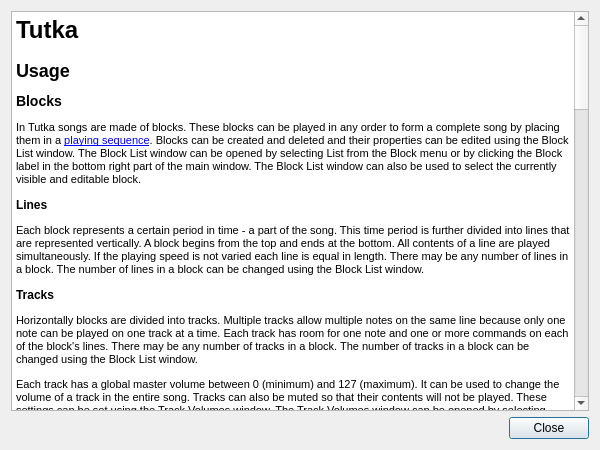
Qt form src/helpdialog.ui (gitGNU/gnu_tutka) before a commit.
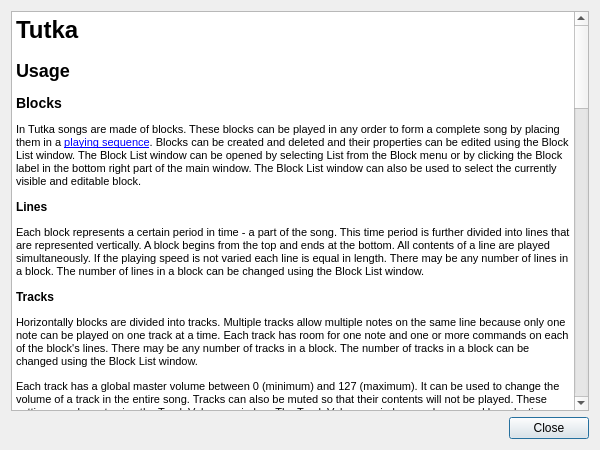
The same form after that commit.

Commit message: Changes: Improvements to the help dialog content

Diff of the .ui file:
```diff
--- a/src/helpdialog.ui
+++ b/src/helpdialog.ui
@@ -23,16 +23,16 @@
 &lt;/style&gt;&lt;/head&gt;&lt;body style=&quot; font-family:'Tahoma'; font-size:8pt; font-weight:400; font-style:normal;&quot;&gt;
 &lt;p style=&quot; margin-top:18px; margin-bottom:12px; margin-left:0px; margin-right:0px; -qt-block-indent:0; text-indent:0px;&quot;&gt;&lt;span style=&quot; font-size:xx-large; font-weight:600;&quot;&gt;Tutka&lt;/span&gt; &lt;/p&gt;
 &lt;p style=&quot; margin-top:16px; margin-bottom:12px; margin-left:0px; margin-right:0px; -qt-block-indent:0; text-indent:0px;&quot;&gt;&lt;span style=&quot; font-size:x-large; font-weight:600;&quot;&gt;Usage&lt;/span&gt; &lt;/p&gt;
-&lt;p style=&quot; margin-top:0px; margin-bottom:0px; margin-left:0px; margin-right:0px; -qt-block-indent:0; text-indent:0px;&quot;&gt;&lt;a name=&quot;blocks&quot;&gt;&lt;/a&gt;&lt;span style=&quot; font-size:large; font-weight:600;&quot;&gt;B&lt;/span&gt;&lt;span style=&quot; font-size:large; font-weight:600;&quot;&gt;locks&lt;/span&gt; &lt;/p&gt;
+&lt;p style=&quot; margin-top:14px; margin-bottom:12px; margin-left:0px; margin-right:0px; -qt-block-indent:0; text-indent:0px;&quot;&gt;&lt;a name=&quot;blocks&quot;&gt;&lt;/a&gt;&lt;span style=&quot; font-size:large; font-weight:600;&quot;&gt;B&lt;/span&gt;&lt;span style=&quot; font-size:large; font-weight:600;&quot;&gt;locks&lt;/span&gt; &lt;/p&gt;
 &lt;p style=&quot; margin-top:12px; margin-bottom:12px; margin-left:0px; margin-right:0px; -qt-block-indent:0; text-indent:0px;&quot;&gt;In Tutka songs are made of blocks. These blocks can be played in any order to form a complete song by placing them in a &lt;a href=&quot;#playingsequence&quot;&gt;&lt;span style=&quot; text-decoration: underline; color:#0000ff;&quot;&gt;playing sequence&lt;/span&gt;&lt;/a&gt;. Blocks can be created and deleted and their properties can be edited using the Block List window. The Block List window can be opened by selecting List from the Block menu or by clicking the Block label in the bottom right part of the main window. The Block List window can also be used to select the currently visible and editable block. &lt;/p&gt;
 &lt;p style=&quot; margin-top:12px; margin-bottom:12px; margin-left:0px; margin-right:0px; -qt-block-indent:0; text-indent:0px;&quot;&gt;&lt;span style=&quot; font-size:medium; font-weight:600;&quot;&gt;Lines&lt;/span&gt; &lt;/p&gt;
 &lt;p style=&quot; margin-top:12px; margin-bottom:12px; margin-left:0px; margin-right:0px; -qt-block-indent:0; text-indent:0px;&quot;&gt;Each block represents a certain period in time - a part of the song. This time period is further divided into lines that are represented vertically. A block begins from the top and ends at the bottom. All contents of a line are played simultaneously. If the playing speed is not varied each line is equal in length. There may be any number of lines in a block. The number of lines in a block can be changed using the Block List window. &lt;/p&gt;
 &lt;p style=&quot; margin-top:12px; margin-bottom:12px; margin-left:0px; margin-right:0px; -qt-block-indent:0; text-indent:0px;&quot;&gt;&lt;span style=&quot; font-size:medium; font-weight:600;&quot;&gt;Tracks&lt;/span&gt; &lt;/p&gt;
 &lt;p style=&quot; margin-top:12px; margin-bottom:12px; margin-left:0px; margin-right:0px; -qt-block-indent:0; text-indent:0px;&quot;&gt;Horizontally blocks are divided into tracks. Multiple tracks allow multiple notes on the same line because only one note can be played on one track at a time. Each track has room for one note and one or more commands on each of the block's lines. There may be any number of tracks in a block. The number of tracks in a block can be changed using the Block List window. &lt;/p&gt;
 &lt;p style=&quot; margin-top:12px; margin-bottom:12px; margin-left:0px; margin-right:0px; -qt-block-indent:0; text-indent:0px;&quot;&gt;Each track has a global master volume between 0 (minimum) and 127 (maximum). It can be used to change the volume of a track in the entire song. Tracks can also be muted so that their contents will not be played. These settings can be set using the Track Volumes window. The Track Volumes window can be opened by selecting Track Volumes from the Song menu. &lt;/p&gt;
-&lt;p style=&quot; margin-top:0px; margin-bottom:0px; margin-left:0px; margin-right:0px; -qt-block-indent:0; text-indent:0px;&quot;&gt;&lt;a name=&quot;instruments&quot;&gt;&lt;/a&gt;&lt;span style=&quot; font-size:large; font-weight:600;&quot;&gt;I&lt;/span&gt;&lt;span style=&quot; font-size:large; font-weight:600;&quot;&gt;nstruments&lt;/span&gt; &lt;/p&gt;
-&lt;p style=&quot; margin-top:12px; margin-bottom:12px; margin-left:0px; margin-right:0px; -qt-block-indent:0; text-indent:0px;&quot;&gt;Each note is played using an instrument. Each instrument can have properties such as name, MIDI interface, MIDI channel, default volume, hold time and so on. Instruments are numbered from from 1 to 9 and from A to Z. The currently active instrument is shown in the top right part of the main window. It is used when playing or adding notes into blocks using the keyboard. The active instrument can be selected using the numeric keypad keys so that the Num Lock key activates instrument 1, the divide key activates instrument 2 and so on. The active instrument can be edited using the Instrument Properties window which can be opened using the Properties button in the top right part of the main window. &lt;/p&gt;
-&lt;p style=&quot; margin-top:0px; margin-bottom:0px; margin-left:0px; margin-right:0px; -qt-block-indent:0; text-indent:0px;&quot;&gt;&lt;a name=&quot;editing&quot;&gt;&lt;/a&gt;&lt;span style=&quot; font-size:large; font-weight:600;&quot;&gt;E&lt;/span&gt;&lt;span style=&quot; font-size:large; font-weight:600;&quot;&gt;diting&lt;/span&gt; &lt;/p&gt;
+&lt;p style=&quot; margin-top:14px; margin-bottom:12px; margin-left:0px; margin-right:0px; -qt-block-indent:0; text-indent:0px;&quot;&gt;&lt;a name=&quot;instruments&quot;&gt;&lt;/a&gt;&lt;span style=&quot; font-size:large; font-weight:600;&quot;&gt;I&lt;/span&gt;&lt;span style=&quot; font-size:large; font-weight:600;&quot;&gt;nstruments&lt;/span&gt; &lt;/p&gt;
+&lt;p style=&quot; margin-top:12px; margin-bottom:12px; margin-left:0px; margin-right:0px; -qt-block-indent:0; text-indent:0px;&quot;&gt;Each note is played using an instrument. Each instrument can have properties such as name, MIDI interface, MIDI channel, default volume, hold time and so on. Instruments are numbered from from 1 to 9 and from A to Z. The currently active instrument is shown in the top right part of the main window. It is used when playing or adding notes into blocks using the keyboard. The active instrument can be selected using the numeric keypad keys so that the Num Lock key activates instrument 1, the divide key activates instrument 2 and so on. The previous or the next instrument can be activated also by pressing the Control key and the left or right cursor keys, respectively, at the same time. The active instrument can be edited using the Instrument Properties window which can be opened using the Properties button in the top right part of the main window. &lt;/p&gt;
+&lt;p style=&quot; margin-top:14px; margin-bottom:12px; margin-left:0px; margin-right:0px; -qt-block-indent:0; text-indent:0px;&quot;&gt;&lt;a name=&quot;editing&quot;&gt;&lt;/a&gt;&lt;span style=&quot; font-size:large; font-weight:600;&quot;&gt;E&lt;/span&gt;&lt;span style=&quot; font-size:large; font-weight:600;&quot;&gt;diting&lt;/span&gt; &lt;/p&gt;
 &lt;p style=&quot; margin-top:12px; margin-bottom:12px; margin-left:0px; margin-right:0px; -qt-block-indent:0; text-indent:0px;&quot;&gt;Notes can be played and entered using the keyboard. The keyboard is divided into two octaves. The keys ZSXDCVGBHNJM represent the notes of the lower one of the two octaves and the keys Q2W3ER5T6Y7U represent the upper one. The octaves in question can be selected using the function keys or by using the Keyboard Octaves selector in the main window. The notes will be played using the currently active instrument. &lt;/p&gt;
 &lt;p style=&quot; margin-top:12px; margin-bottom:12px; margin-left:0px; margin-right:0px; -qt-block-indent:0; text-indent:0px;&quot;&gt;&lt;span style=&quot; font-size:medium; font-weight:600;&quot;&gt;Cursor&lt;/span&gt; &lt;/p&gt;
 &lt;p style=&quot; margin-top:12px; margin-bottom:12px; margin-left:0px; margin-right:0px; -qt-block-indent:0; text-indent:0px;&quot;&gt;The current block is shown in the main part of the main window. The cursor marks the spot being edited. The cursor keys can be used to move the cursor around in a block. The line on which the cursor is highlighted. On each track there are six possible cursor positions: the note position, the instrument position, two command positions and two command value positions. &lt;/p&gt;
@@ -40,11 +40,11 @@
 &lt;p style=&quot; margin-top:12px; margin-bottom:12px; margin-left:0px; margin-right:0px; -qt-block-indent:0; text-indent:0px;&quot;&gt;When the cursor is in a note position the keyboard can be used to play notes using the current instrument. If the Edit checkbox is marked the note played is also placed in the current cursor position and the cursor is moved downwards the number of lines selected using the Space selector in the main window. The Edit checkbox can be checked and unchecked using the Space key. &lt;/p&gt;
 &lt;p style=&quot; margin-top:12px; margin-bottom:12px; margin-left:0px; margin-right:0px; -qt-block-indent:0; text-indent:0px;&quot;&gt;When the cursor is in an instrument position the keyboard keys 0-9 and A-Z can be used to select the instrument using which the note in the note position will be played. &lt;/p&gt;
 &lt;p style=&quot; margin-top:12px; margin-bottom:12px; margin-left:0px; margin-right:0px; -qt-block-indent:0; text-indent:0px;&quot;&gt;When the cursor is in an command or command value position the keyboard keys 0-9 and A-F can be used to enter the command to be used in the particular line and track of the block. &lt;/p&gt;
-&lt;p style=&quot; margin-top:0px; margin-bottom:0px; margin-left:0px; margin-right:0px; -qt-block-indent:0; text-indent:0px;&quot;&gt;&lt;a name=&quot;commands&quot;&gt;&lt;/a&gt;&lt;span style=&quot; font-size:large; font-weight:600;&quot;&gt;C&lt;/span&gt;&lt;span style=&quot; font-size:large; font-weight:600;&quot;&gt;ommands&lt;/span&gt; &lt;/p&gt;
-&lt;p style=&quot; margin-top:12px; margin-bottom:12px; margin-left:0px; margin-right:0px; -qt-block-indent:0; text-indent:0px;&quot;&gt;Commands can also be applied to notes. In Tutka commands include things like volume, aftertouch, pitch bending, note delays, setting tempo and so on. MIDI controllers can also be used. Commands are placed on tracks on the right side of the notes. &lt;/p&gt;
+&lt;p style=&quot; margin-top:14px; margin-bottom:12px; margin-left:0px; margin-right:0px; -qt-block-indent:0; text-indent:0px;&quot;&gt;&lt;a name=&quot;commands&quot;&gt;&lt;/a&gt;&lt;span style=&quot; font-size:large; font-weight:600;&quot;&gt;C&lt;/span&gt;&lt;span style=&quot; font-size:large; font-weight:600;&quot;&gt;ommands&lt;/span&gt; &lt;/p&gt;
+&lt;p style=&quot; margin-top:12px; margin-bottom:12px; margin-left:0px; margin-right:0px; -qt-block-indent:0; text-indent:0px;&quot;&gt;Commands control things like volume, aftertouch, pitch bending and delays of notes on the track they are placed on. Some commands, such as the tempo command, affect the playback regardless of which track they are placed on. MIDI controllers can also be controlled. Commands are placed on tracks on the right side of the notes. &lt;/p&gt;
 &lt;p style=&quot; margin-top:12px; margin-bottom:12px; margin-left:0px; margin-right:0px; -qt-block-indent:0; text-indent:0px;&quot;&gt;Commands consist of two byte-sized integers in hexadecimal representation. The first byte (integer) is the command number. The second byte (integer) is the value to be given to the command. Command numbers 00-7F are reserved for Tutka's commands; command numbers 80-FF represent MIDI controllers 0-127 so that MIDI controller number is the command number minus 80. &lt;/p&gt;
 &lt;p style=&quot; margin-top:12px; margin-bottom:12px; margin-left:0px; margin-right:0px; -qt-block-indent:0; text-indent:0px;&quot;&gt;Most commands (and all MIDI controller commands) have a value range of 00-7F due to the precision defined in the MIDI protocol. In such commands values 80-FF can be used to slide the value from the last value to the defined value minus 80 during the line the command is on. &lt;/p&gt;
-&lt;p style=&quot; margin-top:0px; margin-bottom:0px; margin-left:0px; margin-right:0px; -qt-block-indent:0; text-indent:0px;&quot;&gt;Table 1: Command numbers and their descriptions &lt;/p&gt;
+&lt;p style=&quot; margin-top:12px; margin-bottom:12px; margin-left:0px; margin-right:0px; -qt-block-indent:0; text-indent:0px;&quot;&gt;Each block can have multiple command pages. This allows multiple commands to be placed on the same line on the same track. The active command page is shown on the lower right corner of the main window. The next command page can be activated by pressing the Control key and the Tab key simultaneously. The number of command pages in a block can be changed using the Block List window. &lt;/p&gt;
 &lt;table border=&quot;0&quot; style=&quot; margin-top:0px; margin-bottom:0px; margin-left:0px; margin-right:0px;&quot; cellspacing=&quot;2&quot; cellpadding=&quot;0&quot;&gt;&lt;thead&gt;
 &lt;tr&gt;
 &lt;td&gt;
@@ -151,14 +151,14 @@
 &lt;p style=&quot; margin-top:0px; margin-bottom:0px; margin-left:0px; margin-right:0px; -qt-block-indent:0; text-indent:0px;&quot;&gt;Set/slide MIDI controller value&lt;/p&gt;&lt;/td&gt;
 &lt;td&gt;
 &lt;p style=&quot; margin-top:0px; margin-bottom:0px; margin-left:0px; margin-right:0px; -qt-block-indent:0; text-indent:0px;&quot;&gt;00-7F (slide 80-FF)&lt;/p&gt;&lt;/td&gt;&lt;/tr&gt;&lt;/table&gt;
-&lt;p style=&quot; margin-top:0px; margin-bottom:0px; margin-left:0px; margin-right:0px; -qt-block-indent:0; text-indent:0px;&quot;&gt;&lt;a name=&quot;playingsequence&quot;&gt;&lt;/a&gt;&lt;span style=&quot; font-size:large; font-weight:600;&quot;&gt;P&lt;/span&gt;&lt;span style=&quot; font-size:large; font-weight:600;&quot;&gt;laying sequence&lt;/span&gt; &lt;/p&gt;
+&lt;p style=&quot; margin-top:14px; margin-bottom:12px; margin-left:0px; margin-right:0px; -qt-block-indent:0; text-indent:0px;&quot;&gt;&lt;a name=&quot;playingsequence&quot;&gt;&lt;/a&gt;&lt;span style=&quot; font-size:large; font-weight:600;&quot;&gt;P&lt;/span&gt;&lt;span style=&quot; font-size:large; font-weight:600;&quot;&gt;laying sequence&lt;/span&gt; &lt;/p&gt;
 &lt;p style=&quot; margin-top:12px; margin-bottom:12px; margin-left:0px; margin-right:0px; -qt-block-indent:0; text-indent:0px;&quot;&gt;The playing sequence is used to define in which order the blocks are to be played. The same block can be played many times or may not be played at all if it is used for testing or editing purposes. The playing sequence can be edited using the Playing Sequence window which can be opened by clicking the Playing Sequence button in the bottom middle part of the main window. &lt;/p&gt;
 &lt;p style=&quot; margin-top:12px; margin-bottom:12px; margin-left:0px; margin-right:0px; -qt-block-indent:0; text-indent:0px;&quot;&gt;&lt;span style=&quot; font-size:medium; font-weight:600;&quot;&gt;Sections&lt;/span&gt; &lt;/p&gt;
 &lt;p style=&quot; margin-top:12px; margin-bottom:12px; margin-left:0px; margin-right:0px; -qt-block-indent:0; text-indent:0px;&quot;&gt;For defining the structure of the song even more the song can be constructed from multiple playing sequences that can be played in any order. Playing sequences can be created using the Playing Sequence window and can then be placed in the section list for determining their playing order. The section list can be considered to be the playing sequence of playing sequences. The section list can be edited using the Section List window which can be opened using the Section List button in the bottom left part of the main window. &lt;/p&gt;
-&lt;p style=&quot; margin-top:0px; margin-bottom:0px; margin-left:0px; margin-right:0px; -qt-block-indent:0; text-indent:0px;&quot;&gt;&lt;a name=&quot;windows&quot;&gt;&lt;/a&gt;&lt;span style=&quot; font-size:large; font-weight:600;&quot;&gt;W&lt;/span&gt;&lt;span style=&quot; font-size:large; font-weight:600;&quot;&gt;indows&lt;/span&gt; &lt;/p&gt;
+&lt;p style=&quot; margin-top:14px; margin-bottom:12px; margin-left:0px; margin-right:0px; -qt-block-indent:0; text-indent:0px;&quot;&gt;&lt;a name=&quot;windows&quot;&gt;&lt;/a&gt;&lt;span style=&quot; font-size:large; font-weight:600;&quot;&gt;W&lt;/span&gt;&lt;span style=&quot; font-size:large; font-weight:600;&quot;&gt;indows&lt;/span&gt; &lt;/p&gt;
 &lt;p style=&quot; margin-top:12px; margin-bottom:12px; margin-left:0px; margin-right:0px; -qt-block-indent:0; text-indent:0px;&quot;&gt;&lt;span style=&quot; font-size:medium; font-weight:600;&quot;&gt;Main window&lt;/span&gt; &lt;/p&gt;
 &lt;p style=&quot; margin-top:12px; margin-bottom:12px; margin-left:0px; margin-right:0px; -qt-block-indent:0; text-indent:0px;&quot;&gt;The main window contains the primary controls of Tutka. &lt;/p&gt;
-&lt;p style=&quot; margin-top:12px; margin-bottom:12px; margin-left:0px; margin-right:0px; -qt-block-indent:0; text-indent:0px;&quot;&gt;In the top left corner are the playing controls. With these buttons you can play the song from the beginning, continue playing the song from the current position, play the current block from the beginning, continue playing the current block from the current position and stop playing. &lt;/p&gt;
+&lt;p style=&quot; margin-top:12px; margin-bottom:12px; margin-left:0px; margin-right:0px; -qt-block-indent:0; text-indent:0px;&quot;&gt;The playback controls are in the top left corner. The buttons can be used to play the song from the beginning, to continue playing the song from the current position, to play the current block from the beginning, to continue playing the current block from the current position and to stop playback. &lt;/p&gt;
 &lt;p style=&quot; margin-top:12px; margin-bottom:12px; margin-left:0px; margin-right:0px; -qt-block-indent:0; text-indent:0px;&quot;&gt;The Instrument section in the top right corner contains the selector for current instrument. The spin button can be used to select the instrument to use for editing. The text field shows the name of the current instrument. The &lt;span style=&quot; font-weight:600;&quot;&gt;Properties&lt;/span&gt; button opens the Instrument properties dialog which can be used to edit the properties of the current instrument. &lt;/p&gt;
 &lt;p style=&quot; margin-top:12px; margin-bottom:12px; margin-left:0px; margin-right:0px; -qt-block-indent:0; text-indent:0px;&quot;&gt;Below the Instrument section are some miscellaneous toggles and settings used while editing. &lt;/p&gt;
 &lt;ul style=&quot;margin-top: 0px; margin-bottom: 0px; margin-left: 0px; margin-right: 0px; -qt-list-indent: 1;&quot;&gt;&lt;li style=&quot; margin-top:12px; margin-bottom:0px; margin-left:0px; margin-right:0px; -qt-block-indent:0; text-indent:0px;&quot;&gt;The &lt;span style=&quot; font-weight:600;&quot;&gt;Edit&lt;/span&gt; check box toggles edit mode on or off. When edit mode is on notes can be entered in the tracker view. &lt;/li&gt;
@@ -166,7 +166,7 @@
 &lt;li style=&quot; margin-top:0px; margin-bottom:0px; margin-left:0px; margin-right:0px; -qt-block-indent:0; text-indent:0px;&quot;&gt;The &lt;span style=&quot; font-weight:600;&quot;&gt;Space&lt;/span&gt; spin button is used to select how many lines the tracker advances when a note is entered in edit mode. &lt;/li&gt;
 &lt;li style=&quot; margin-top:0px; margin-bottom:12px; margin-left:0px; margin-right:0px; -qt-block-indent:0; text-indent:0px;&quot;&gt;The &lt;span style=&quot; font-weight:600;&quot;&gt;Keyboard Octaves&lt;/span&gt; combobox is used to select which octaves are played when the keyboard is used to enter or play notes. &lt;/li&gt;&lt;/ul&gt;
 &lt;p style=&quot; margin-top:12px; margin-bottom:12px; margin-left:0px; margin-right:0px; -qt-block-indent:0; text-indent:0px;&quot;&gt;The middle part of the main window contains a tracker view that displays one block of the song at a time. This is where all actual editing is done. &lt;/p&gt;
-&lt;p style=&quot; margin-top:12px; margin-bottom:12px; margin-left:0px; margin-right:0px; -qt-block-indent:0; text-indent:0px;&quot;&gt;The bottom part contains a status bar that shows the currently active section, playing sequence, playing sequence position, block and command page. The &lt;span style=&quot; font-weight:600;&quot;&gt;Section&lt;/span&gt;, &lt;span style=&quot; font-weight:600;&quot;&gt;Playing Sequence&lt;/span&gt;, &lt;span style=&quot; font-weight:600;&quot;&gt;Position&lt;/span&gt; and &lt;span style=&quot; font-weight:600;&quot;&gt;Block&lt;/span&gt; labels can also be clicked to open the Section list, Playing sequence list, Playing sequence and Block list windows, respectively. There are also two separate status bars for the current playing status and current playing time. &lt;/p&gt;
+&lt;p style=&quot; margin-top:12px; margin-bottom:12px; margin-left:0px; margin-right:0px; -qt-block-indent:0; text-indent:0px;&quot;&gt;The bottom part contains a status bar that shows the currently active section, playing sequence, playing sequence position, block and command page. The &lt;span style=&quot; font-weight:600;&quot;&gt;Section&lt;/span&gt;, &lt;span style=&quot; font-weight:600;&quot;&gt;Playing Sequence&lt;/span&gt;, &lt;span style=&quot; font-weight:600;&quot;&gt;Position&lt;/span&gt; and &lt;span style=&quot; font-weight:600;&quot;&gt;Block&lt;/span&gt; labels can also be clicked to open the Section list, Playing sequence list, Playing sequence and Block list windows, respectively. There are also two separate status fields for the current playing status and current playing time. &lt;/p&gt;
 &lt;p style=&quot; margin-top:12px; margin-bottom:12px; margin-left:0px; margin-right:0px; -qt-block-indent:0; text-indent:0px;&quot;&gt;&lt;span style=&quot; font-size:medium; font-weight:600;&quot;&gt;Block list&lt;/span&gt; &lt;/p&gt;
 &lt;p style=&quot; margin-top:12px; margin-bottom:12px; margin-left:0px; margin-right:0px; -qt-block-indent:0; text-indent:0px;&quot;&gt;The Block list window can be used to select the current block, create new blocks, delete existing blocks and change the properties of the blocks. &lt;/p&gt;
 &lt;ul style=&quot;margin-top: 0px; margin-bottom: 0px; margin-left: 0px; margin-right: 0px; -qt-list-indent: 1;&quot;&gt;&lt;li style=&quot; margin-top:12px; margin-bottom:0px; margin-left:0px; margin-right:0px; -qt-block-indent:0; text-indent:0px;&quot;&gt;To select a block click on the line that displays information about the block you want to select. &lt;/li&gt;
@@ -219,7 +219,7 @@
 &lt;p style=&quot; margin-top:12px; margin-bottom:12px; margin-left:0px; margin-right:0px; -qt-block-indent:0; text-indent:0px;&quot;&gt;The Track volumes dialog is used to set the default volume of each track. All volumes are from 0 to 127. Tracks can also be muted: muted tracks are not played. Tracks can also be soloed. If tracks are soloed the tracks that are not soloed are not played. Descriptive names can also be added to tracks. &lt;/p&gt;
 &lt;p style=&quot; margin-top:12px; margin-bottom:12px; margin-left:0px; margin-right:0px; -qt-block-indent:0; text-indent:0px;&quot;&gt;Note that the number of tracks displayed in the track volumes dialog is the maximum number of tracks in the current song. If the maximum number of tracks in the current song decreases tracks are removed from the Track volumes dialog and their names are lost. &lt;/p&gt;
 &lt;p style=&quot; margin-top:12px; margin-bottom:12px; margin-left:0px; margin-right:0px; -qt-block-indent:0; text-indent:0px;&quot;&gt;&lt;span style=&quot; font-size:medium; font-weight:600;&quot;&gt;Song properties&lt;/span&gt; &lt;/p&gt;
-&lt;p style=&quot; margin-top:12px; margin-bottom:12px; margin-left:0px; margin-right:0px; -qt-block-indent:0; text-indent:0px;&quot;&gt;The Song properties dialog is used to set the name and tempo of the current song. The &lt;span style=&quot; font-weight:600;&quot;&gt;Tempo&lt;/span&gt; slider sets the tempo of the song in beats per minute. The &lt;span style=&quot; font-weight:600;&quot;&gt;Ticks per line&lt;/span&gt; slider sets how many MIDI ticks there are in one tracker line. &lt;/p&gt;
+&lt;p style=&quot; margin-top:12px; margin-bottom:12px; margin-left:0px; margin-right:0px; -qt-block-indent:0; text-indent:0px;&quot;&gt;The Song properties dialog is used to set the name and tempo of the current song. The &lt;span style=&quot; font-weight:600;&quot;&gt;Tempo&lt;/span&gt; slider sets the tempo of the song in beats per minute. The &lt;span style=&quot; font-weight:600;&quot;&gt;Ticks per line&lt;/span&gt; slider sets how many MIDI ticks each tracker line represents. In MIDI a quarter (1/4) note is 24 ticks long, so the default value, 6 ticks, means that each line represents a 1/16 note. &lt;/p&gt;
 &lt;p style=&quot; margin-top:12px; margin-bottom:12px; margin-left:0px; margin-right:0px; -qt-block-indent:0; text-indent:0px;&quot;&gt;&lt;span style=&quot; font-size:medium; font-weight:600;&quot;&gt;Message list&lt;/span&gt; &lt;/p&gt;
 &lt;p style=&quot; margin-top:12px; margin-bottom:12px; margin-left:0px; margin-right:0px; -qt-block-indent:0; text-indent:0px;&quot;&gt;The Message list dialog allows you to create, delete, send, receive, load and save MIDI messages, set their names and lengths and determine whether they should be automatically sent after loading. Before MIDI messages can be sent, received, loaded or saved or before their properties can be changed they must be created. &lt;/p&gt;
 &lt;ul style=&quot;margin-top: 0px; margin-bottom: 0px; margin-left: 0px; margin-right: 0px; -qt-list-indent: 1;&quot;&gt;&lt;li style=&quot; margin-top:12px; margin-bottom:0px; margin-left:0px; margin-right:0px; -qt-block-indent:0; text-indent:0px;&quot;&gt;To select a MIDI message for editing click on the row that contains information about the MIDI message. &lt;/li&gt;
@@ -240,7 +240,6 @@
 &lt;p style=&quot; margin-top:12px; margin-bottom:12px; margin-left:0px; margin-right:0px; -qt-block-indent:0; text-indent:0px;&quot;&gt;&lt;span style=&quot; font-size:medium; font-weight:600;&quot;&gt;Receive MIDI message&lt;/span&gt; &lt;/p&gt;
 &lt;p style=&quot; margin-top:12px; margin-bottom:12px; margin-left:0px; margin-right:0px; -qt-block-indent:0; text-indent:0px;&quot;&gt;This dialog allows you to receive a MIDI message to the currently selected message. &lt;/p&gt;
 &lt;p style=&quot; margin-top:12px; margin-bottom:12px; margin-left:0px; margin-right:0px; -qt-block-indent:0; text-indent:0px;&quot;&gt;The &lt;span style=&quot; font-weight:600;&quot;&gt;MIDI interface&lt;/span&gt; combo box shows all MIDI interfaces that are enabled for input in the preferences. At least one MIDI interface must be enabled for input to receive a MIDI message. &lt;/p&gt;
-&lt;p style=&quot; margin-top:12px; margin-bottom:12px; margin-left:0px; margin-right:0px; -qt-block-indent:0; text-indent:0px;&quot;&gt;If the &lt;span style=&quot; font-weight:600;&quot;&gt;Receive one SysEx only&lt;/span&gt; checkbox is selected receiving stops after one SysEx message has been received (0xF7 byte) or the length of the current MIDI message is reached. If the checkbox is not selected receiving will continue until the length of the current MIDI message is reached. &lt;/p&gt;
 &lt;p style=&quot; margin-top:12px; margin-bottom:12px; margin-left:0px; margin-right:0px; -qt-block-indent:0; text-indent:0px;&quot;&gt;Receiving can be started using the &lt;span style=&quot; font-weight:600;&quot;&gt;Receive&lt;/span&gt; button. It can be stopped using the &lt;span style=&quot; font-weight:600;&quot;&gt;Stop&lt;/span&gt; button. &lt;/p&gt;
 &lt;p style=&quot; margin-top:12px; margin-bottom:12px; margin-left:0px; margin-right:0px; -qt-block-indent:0; text-indent:0px;&quot;&gt;&lt;span style=&quot; font-size:medium; font-weight:600;&quot;&gt;Preferences&lt;/span&gt; &lt;/p&gt;
 &lt;p style=&quot; margin-top:12px; margin-bottom:12px; margin-left:0px; margin-right:0px; -qt-block-indent:0; text-indent:0px;&quot;&gt;The &lt;span style=&quot; font-weight:600;&quot;&gt;MIDI interfaces list&lt;/span&gt; allows you to select which of the available MIDI interfaces are to be used for input and which for output. If a MIDI interface is not enabled for output notes sent to it using an instrument that has the MIDI interface defined are not played. If a MIDI interface is not enabled for input MIDI messages can not be received through the interface and the interface is not used for receiving notes. &lt;/p&gt;
@@ -251,8 +250,7 @@
 &lt;p style=&quot; margin-top:12px; margin-bottom:12px; margin-left:0px; margin-right:0px; -qt-block-indent:0; text-indent:0px;&quot;&gt;This dialog displays information about the version of Tutka you are running. &lt;/p&gt;
 &lt;p style=&quot; margin-top:12px; margin-bottom:12px; margin-left:0px; margin-right:0px; -qt-block-indent:0; text-indent:0px;&quot;&gt;&lt;span style=&quot; font-size:medium; font-weight:600;&quot;&gt;Quit&lt;/span&gt; &lt;/p&gt;
 &lt;p style=&quot; margin-top:12px; margin-bottom:12px; margin-left:0px; margin-right:0px; -qt-block-indent:0; text-indent:0px;&quot;&gt;This dialog allows you to quit Tutka by clicking on Quit. Click Cancel to cancel. &lt;/p&gt;
-&lt;p style=&quot; margin-top:0px; margin-bottom:0px; margin-left:0px; margin-right:0px; -qt-block-indent:0; text-indent:0px;&quot;&gt;&lt;a name=&quot;keyboard&quot;&gt;&lt;/a&gt;&lt;span style=&quot; font-size:large; font-weight:600;&quot;&gt;K&lt;/span&gt;&lt;span style=&quot; font-size:large; font-weight:600;&quot;&gt;eyboard commands&lt;/span&gt; &lt;/p&gt;
-&lt;p style=&quot; margin-top:0px; margin-bottom:0px; margin-left:0px; margin-right:0px; -qt-block-indent:0; text-indent:0px;&quot;&gt;Table 2: Keyboard commands &lt;/p&gt;
+&lt;p style=&quot; margin-top:14px; margin-bottom:12px; margin-left:0px; margin-right:0px; -qt-block-indent:0; text-indent:0px;&quot;&gt;&lt;a name=&quot;keyboard&quot;&gt;&lt;/a&gt;&lt;span style=&quot; font-size:large; font-weight:600;&quot;&gt;K&lt;/span&gt;&lt;span style=&quot; font-size:large; font-weight:600;&quot;&gt;eyboard commands&lt;/span&gt; &lt;/p&gt;
 &lt;table border=&quot;0&quot; style=&quot; margin-top:0px; margin-bottom:0px; margin-left:0px; margin-right:0px;&quot; cellspacing=&quot;2&quot; cellpadding=&quot;0&quot;&gt;&lt;thead&gt;
 &lt;tr&gt;
 &lt;td&gt;
@@ -499,14 +497,22 @@
 &lt;p style=&quot; margin-top:0px; margin-bottom:0px; margin-left:0px; margin-right:0px; -qt-block-indent:0; text-indent:0px;&quot;&gt;Right Ctrl&lt;/p&gt;&lt;/td&gt;
 &lt;td&gt;
 &lt;p style=&quot; margin-top:0px; margin-bottom:0px; margin-left:0px; margin-right:0px; -qt-block-indent:0; text-indent:0px;&quot;&gt;Play song&lt;/p&gt;&lt;/td&gt;&lt;/tr&gt;&lt;/table&gt;
-&lt;p style=&quot; margin-top:0px; margin-bottom:0px; margin-left:0px; margin-right:0px; -qt-block-indent:0; text-indent:0px;&quot;&gt;&lt;a name=&quot;stepbystep&quot;&gt;&lt;/a&gt;&lt;span style=&quot; font-size:large; font-weight:600;&quot;&gt;S&lt;/span&gt;&lt;span style=&quot; font-size:large; font-weight:600;&quot;&gt;tep by step&lt;/span&gt; &lt;/p&gt;
-&lt;p style=&quot; margin-top:12px; margin-bottom:12px; margin-left:0px; margin-right:0px; -qt-block-indent:0; text-indent:0px;&quot;&gt;This is an &lt;span style=&quot; font-weight:600;&quot;&gt;unfinished&lt;/span&gt; step by step guide for writing a song using Tutka. &lt;/p&gt;
+&lt;p style=&quot; margin-top:14px; margin-bottom:12px; margin-left:0px; margin-right:0px; -qt-block-indent:0; text-indent:0px;&quot;&gt;&lt;a name=&quot;stepbystep&quot;&gt;&lt;/a&gt;&lt;span style=&quot; font-size:large; font-weight:600;&quot;&gt;S&lt;/span&gt;&lt;span style=&quot; font-size:large; font-weight:600;&quot;&gt;tep by step&lt;/span&gt; &lt;/p&gt;
+&lt;p style=&quot; margin-top:12px; margin-bottom:12px; margin-left:0px; margin-right:0px; -qt-block-indent:0; text-indent:0px;&quot;&gt;This is a step by step guide for writing a song using Tutka. &lt;/p&gt;
 &lt;p style=&quot; margin-top:12px; margin-bottom:12px; margin-left:0px; margin-right:0px; -qt-block-indent:0; text-indent:0px;&quot;&gt;&lt;span style=&quot; font-size:medium; font-weight:600;&quot;&gt;MIDI setup&lt;/span&gt; &lt;/p&gt;
 &lt;p style=&quot; margin-top:12px; margin-bottom:12px; margin-left:0px; margin-right:0px; -qt-block-indent:0; text-indent:0px;&quot;&gt;The first thing to do is to set up the MIDI devices to be used correctly. This involves changing the settings of the MIDI devices. Each MIDI instrument that is going to be used should be assigned an unique MIDI channel. After this the Tutka instruments should be edited so that they reflect the selected MIDI instruments. An appropriate MIDI channel should be chosen for each Tutka instrument so that all MIDI instruments can be played using different Tutka instruments. &lt;/p&gt;
-&lt;p style=&quot; margin-top:12px; margin-bottom:12px; margin-left:0px; margin-right:0px; -qt-block-indent:0; text-indent:0px;&quot;&gt;If the MIDI devices are not able to store the selected MIDI instrument setup they can probably send the setup using SysEx. Tutka can receive such SysEx messages and they can be sent back to the devices to restore the setup. &lt;/p&gt;
-&lt;p style=&quot; margin-top:12px; margin-bottom:12px; margin-left:0px; margin-right:0px; -qt-block-indent:0; text-indent:0px;&quot;&gt;&lt;span style=&quot; font-size:medium; font-weight:600;&quot;&gt;Writing a song&lt;/span&gt; &lt;/p&gt;
-&lt;p style=&quot; margin-top:12px; margin-bottom:12px; margin-left:0px; margin-right:0px; -qt-block-indent:0; text-indent:0px;&quot;&gt;After this composing can begin. An appropriate tempo, number of tracks and block length should be chosen and then notes and related commands can be entered in the block. It should be kept in mind that each track can play only one note at a time. &lt;/p&gt;
-&lt;p style=&quot; margin-top:12px; margin-bottom:12px; margin-left:0px; margin-right:0px; -qt-block-indent:0; text-indent:0px;&quot;&gt;When the block is done new blocks can be created for composing more. The blocks can then be placed in a playing sequence to determine their playing order. &lt;/p&gt;&lt;/body&gt;&lt;/html&gt;</string>
+&lt;p style=&quot; margin-top:12px; margin-bottom:12px; margin-left:0px; margin-right:0px; -qt-block-indent:0; text-indent:0px;&quot;&gt;If the MIDI devices are not able to store the selected MIDI instrument setup they can probably send the setup using SysEx. Tutka can receive such SysEx messages and they can be sent back to the devices to restore the setup. This can be achieved using the Message List window. &lt;/p&gt;
+&lt;p style=&quot; margin-top:12px; margin-bottom:12px; margin-left:0px; margin-right:0px; -qt-block-indent:0; text-indent:0px;&quot;&gt;&lt;span style=&quot; font-size:medium; font-weight:600;&quot;&gt;Setting up tempo&lt;/span&gt; &lt;/p&gt;
+&lt;p style=&quot; margin-top:12px; margin-bottom:12px; margin-left:0px; margin-right:0px; -qt-block-indent:0; text-indent:0px;&quot;&gt;After the setup is done, composing can begin. One of the first things to do is to choose a tempo for the song. This can be done using the Song Properties window. The tempo is defined in beats per minute. In addition to this it's possible to choose how many MIDI ticks each line in the tracker represents. If the song is not going to have shorter than 1/16 notes in it, the default value, 6, is usually appropriate. If, for example, 1/32 notes are needed, the Ticks per line value can be changed to 3 for more fine grained control. &lt;/p&gt;
+&lt;p style=&quot; margin-top:12px; margin-bottom:12px; margin-left:0px; margin-right:0px; -qt-block-indent:0; text-indent:0px;&quot;&gt;&lt;span style=&quot; font-size:medium; font-weight:600;&quot;&gt;Setting up tracks&lt;/span&gt; &lt;/p&gt;
+&lt;p style=&quot; margin-top:12px; margin-bottom:12px; margin-left:0px; margin-right:0px; -qt-block-indent:0; text-indent:0px;&quot;&gt;The number of tracks can be chosen for each block separately. It's usually good, however, to dedicate tracks for different purposes so that they're used consistently throughout the whole song. It should also be kept in mind that each track can play only one note at a time. This means thinking of the track structure a bit. For example, one could allocate track 1 to be used for the bass drum, track 2 for the snare drum and track 3 for the hi-hats. This way the different drums can always be found from the same track regardless of which block is being edited. This also allows naming the tracks appropriately in the Track Volumes window. &lt;/p&gt;
+&lt;p style=&quot; margin-top:12px; margin-bottom:12px; margin-left:0px; margin-right:0px; -qt-block-indent:0; text-indent:0px;&quot;&gt;&lt;span style=&quot; font-size:medium; font-weight:600;&quot;&gt;Writing blocks&lt;/span&gt; &lt;/p&gt;
+&lt;p style=&quot; margin-top:12px; margin-bottom:12px; margin-left:0px; margin-right:0px; -qt-block-indent:0; text-indent:0px;&quot;&gt;Tracker songs are usually composed one block at a time. Each block represents a part of the song. The length one each block can be chosen to suit the needs. It's usually convenient to keep the blocks relatively short so that if the same block is to be repeated, it can be reused without having to create an another block with almost the same content. After choosing an appropriate length, notes and related commands can be entered in the block. The block can be played back and edited until it's satisfactory. &lt;/p&gt;
+&lt;p style=&quot; margin-top:12px; margin-bottom:12px; margin-left:0px; margin-right:0px; -qt-block-indent:0; text-indent:0px;&quot;&gt;When one block is ready, an another one can be created. The new block can continue from where the previous one left off or can be a completely separate block. The order in which the blocks are made does not have to correspond to the order in which they're going to be played back in the final song, so there no reason not to create blocks for the main ideas of the song first before going into details and parts in between. &lt;/p&gt;
+&lt;p style=&quot; margin-top:12px; margin-bottom:12px; margin-left:0px; margin-right:0px; -qt-block-indent:0; text-indent:0px;&quot;&gt;&lt;span style=&quot; font-size:medium; font-weight:600;&quot;&gt;Setting the playback order&lt;/span&gt; &lt;/p&gt;
+&lt;p style=&quot; margin-top:12px; margin-bottom:12px; margin-left:0px; margin-right:0px; -qt-block-indent:0; text-indent:0px;&quot;&gt;When an appropriate number of parts of the song have been written into blocks it's time to choose the order in which the blocks are played back when the entire song is played. This is done by creating a playing sequence using the Playing Sequence window, which can be opened by clicking on the Position label on the bottom of the main window. When the entire song is played back the blocks are played back in the order defined in the playing sequence. The same block can be played back multiple times. &lt;/p&gt;
+&lt;p style=&quot; margin-top:12px; margin-bottom:12px; margin-left:0px; margin-right:0px; -qt-block-indent:0; text-indent:0px;&quot;&gt;&lt;span style=&quot; font-size:medium; font-weight:600;&quot;&gt;Structuring the song&lt;/span&gt; &lt;/p&gt;
+&lt;p style=&quot; margin-top:12px; margin-bottom:12px; margin-left:0px; margin-right:0px; -qt-block-indent:0; text-indent:0px;&quot;&gt;Sometimes it's feasible to play longer parts of the song, consisting of multiple blocks, multiple times. To avoid having to define these block sequences multiple times in the playing sequence, several playing sequences can be defined. For example, a song could have an intro, a verse and a chorus, of which the verse and the chorus are repeated twice. Each of these three parts can be defined as a separate playing sequence using the Playing Sequence List window and then the playing order of these playing sequences can be defined using the Section List window. &lt;/p&gt;&lt;/body&gt;&lt;/html&gt;</string>
      </property>
     </widget>
    </item>
```
The commit also changes 1 other file.
